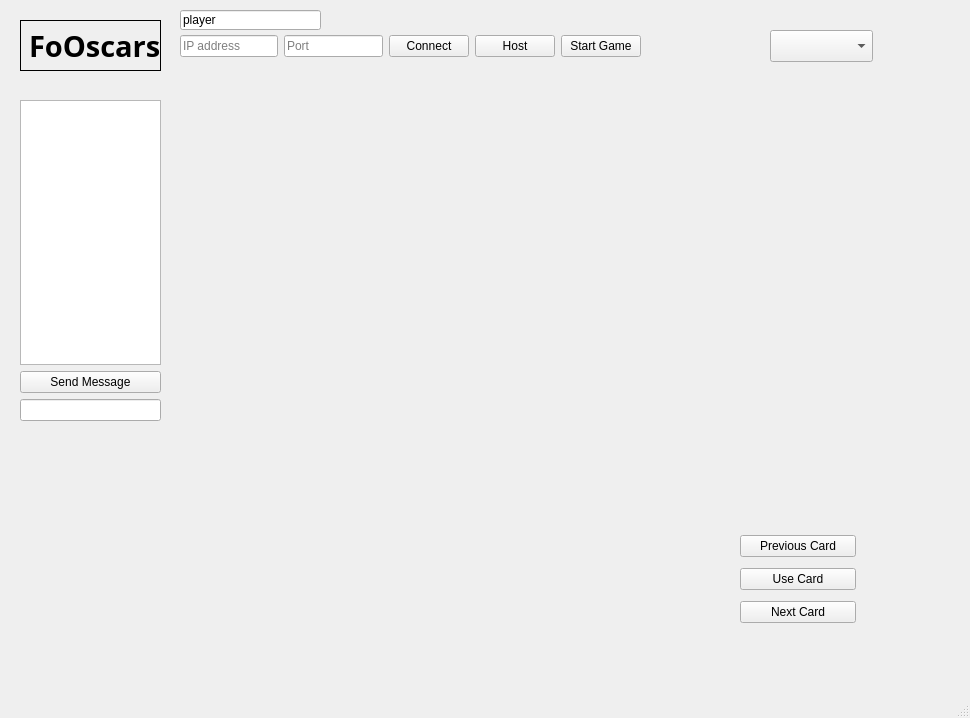
This is foOscars/mainwindow.ui in J-Sandhu/OscarsCardGame as Qt 5 draws it before an edit. The edited form follows.
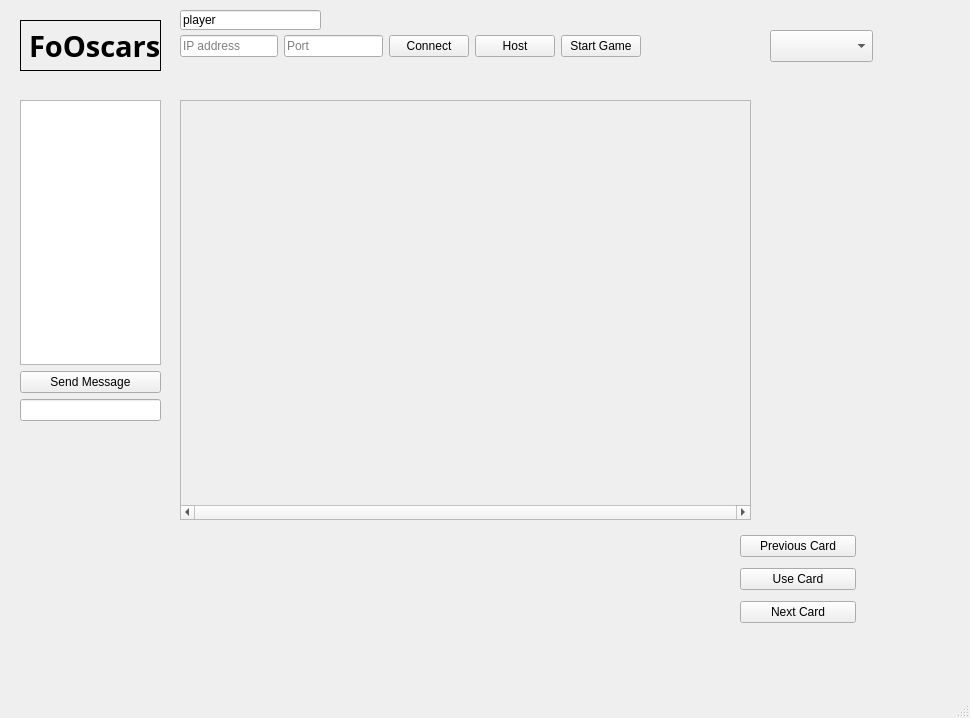
This is the edited form.

Commit message:
Revamped tableau into a horizontal layout
This baby is full of label buttons and can register clicks.

Patch:
```diff
--- a/foOscars/mainwindow.ui
+++ b/foOscars/mainwindow.ui
@@ -277,348 +277,6 @@
      <string>player</string>
     </property>
    </widget>
-   <widget class="QWidget" name="gridLayoutWidget">
-    <property name="geometry">
-     <rect>
-      <x>179</x>
-      <y>67</y>
-      <width>701</width>
-      <height>451</height>
-     </rect>
-    </property>
-    <layout class="QGridLayout" name="gridLayout">
-     <item row="1" column="1">
-      <widget class="QLabel" name="person6">
-       <property name="enabled">
-        <bool>true</bool>
-       </property>
-       <property name="minimumSize">
-        <size>
-         <width>100</width>
-         <height>140</height>
-        </size>
-       </property>
-       <property name="maximumSize">
-        <size>
-         <width>100</width>
-         <height>100</height>
-        </size>
-       </property>
-       <property name="text">
-        <string/>
-       </property>
-      </widget>
-     </item>
-     <item row="0" column="4">
-      <widget class="QLabel" name="person4">
-       <property name="enabled">
-        <bool>true</bool>
-       </property>
-       <property name="minimumSize">
-        <size>
-         <width>100</width>
-         <height>140</height>
-        </size>
-       </property>
-       <property name="maximumSize">
-        <size>
-         <width>100</width>
-         <height>100</height>
-        </size>
-       </property>
-       <property name="text">
-        <string/>
-       </property>
-      </widget>
-     </item>
-     <item row="0" column="1">
-      <widget class="QLabel" name="person1">
-       <property name="enabled">
-        <bool>true</bool>
-       </property>
-       <property name="minimumSize">
-        <size>
-         <width>100</width>
-         <height>140</height>
-        </size>
-       </property>
-       <property name="maximumSize">
-        <size>
-         <width>100</width>
-         <height>100</height>
-        </size>
-       </property>
-       <property name="text">
-        <string/>
-       </property>
-      </widget>
-     </item>
-     <item row="0" column="2">
-      <widget class="QLabel" name="person2">
-       <property name="enabled">
-        <bool>true</bool>
-       </property>
-       <property name="minimumSize">
-        <size>
-         <width>100</width>
-         <height>140</height>
-        </size>
-       </property>
-       <property name="maximumSize">
-        <size>
-         <width>100</width>
-         <height>100</height>
-        </size>
-       </property>
-       <property name="text">
-        <string/>
-       </property>
-      </widget>
-     </item>
-     <item row="0" column="0">
-      <widget class="QLabel" name="person0">
-       <property name="enabled">
-        <bool>true</bool>
-       </property>
-       <property name="minimumSize">
-        <size>
-         <width>100</width>
-         <height>140</height>
-        </size>
-       </property>
-       <property name="maximumSize">
-        <size>
-         <width>100</width>
-         <height>100</height>
-        </size>
-       </property>
-       <property name="text">
-        <string/>
-       </property>
-      </widget>
-     </item>
-     <item row="1" column="4">
-      <widget class="QLabel" name="person9">
-       <property name="enabled">
-        <bool>true</bool>
-       </property>
-       <property name="minimumSize">
-        <size>
-         <width>100</width>
-         <height>140</height>
-        </size>
-       </property>
-       <property name="maximumSize">
-        <size>
-         <width>100</width>
-         <height>100</height>
-        </size>
-       </property>
-       <property name="text">
-        <string/>
-       </property>
-      </widget>
-     </item>
-     <item row="0" column="3">
-      <widget class="QLabel" name="person3">
-       <property name="enabled">
-        <bool>true</bool>
-       </property>
-       <property name="minimumSize">
-        <size>
-         <width>100</width>
-         <height>140</height>
-        </size>
-       </property>
-       <property name="maximumSize">
-        <size>
-         <width>100</width>
-         <height>100</height>
-        </size>
-       </property>
-       <property name="text">
-        <string/>
-       </property>
-      </widget>
-     </item>
-     <item row="1" column="0">
-      <widget class="QLabel" name="person5">
-       <property name="enabled">
-        <bool>true</bool>
-       </property>
-       <property name="minimumSize">
-        <size>
-         <width>100</width>
-         <height>140</height>
-        </size>
-       </property>
-       <property name="maximumSize">
-        <size>
-         <width>100</width>
-         <height>100</height>
-        </size>
-       </property>
-       <property name="text">
-        <string/>
-       </property>
-      </widget>
-     </item>
-     <item row="1" column="3">
-      <widget class="QLabel" name="person8">
-       <property name="enabled">
-        <bool>true</bool>
-       </property>
-       <property name="minimumSize">
-        <size>
-         <width>100</width>
-         <height>140</height>
-        </size>
-       </property>
-       <property name="maximumSize">
-        <size>
-         <width>100</width>
-         <height>100</height>
-        </size>
-       </property>
-       <property name="text">
-        <string/>
-       </property>
-      </widget>
-     </item>
-     <item row="1" column="2">
-      <widget class="QLabel" name="person7">
-       <property name="enabled">
-        <bool>true</bool>
-       </property>
-       <property name="minimumSize">
-        <size>
-         <width>100</width>
-         <height>140</height>
-        </size>
-       </property>
-       <property name="maximumSize">
-        <size>
-         <width>100</width>
-         <height>100</height>
-        </size>
-       </property>
-       <property name="text">
-        <string/>
-       </property>
-      </widget>
-     </item>
-     <item row="2" column="0">
-      <widget class="QLabel" name="person10">
-       <property name="enabled">
-        <bool>true</bool>
-       </property>
-       <property name="minimumSize">
-        <size>
-         <width>100</width>
-         <height>140</height>
-        </size>
-       </property>
-       <property name="maximumSize">
-        <size>
-         <width>100</width>
-         <height>100</height>
-        </size>
-       </property>
-       <property name="text">
-        <string/>
-       </property>
-      </widget>
-     </item>
-     <item row="2" column="1">
-      <widget class="QLabel" name="person11">
-       <property name="enabled">
-        <bool>true</bool>
-       </property>
-       <property name="minimumSize">
-        <size>
-         <width>100</width>
-         <height>140</height>
-        </size>
-       </property>
-       <property name="maximumSize">
-        <size>
-         <width>100</width>
-         <height>100</height>
-        </size>
-       </property>
-       <property name="text">
-        <string/>
-       </property>
-      </widget>
-     </item>
-     <item row="2" column="2">
-      <widget class="QLabel" name="person12">
-       <property name="enabled">
-        <bool>true</bool>
-       </property>
-       <property name="minimumSize">
-        <size>
-         <width>100</width>
-         <height>140</height>
-        </size>
-       </property>
-       <property name="maximumSize">
-        <size>
-         <width>100</width>
-         <height>100</height>
-        </size>
-       </property>
-       <property name="text">
-        <string/>
-       </property>
-      </widget>
-     </item>
-     <item row="2" column="3">
-      <widget class="QLabel" name="person13">
-       <property name="enabled">
-        <bool>true</bool>
-       </property>
-       <property name="minimumSize">
-        <size>
-         <width>100</width>
-         <height>140</height>
-        </size>
-       </property>
-       <property name="maximumSize">
-        <size>
-         <width>100</width>
-         <height>100</height>
-        </size>
-       </property>
-       <property name="text">
-        <string/>
-       </property>
-      </widget>
-     </item>
-     <item row="2" column="4">
-      <widget class="QLabel" name="person14">
-       <property name="enabled">
-        <bool>true</bool>
-       </property>
-       <property name="minimumSize">
-        <size>
-         <width>100</width>
-         <height>140</height>
-        </size>
-       </property>
-       <property name="maximumSize">
-        <size>
-         <width>100</width>
-         <height>100</height>
-        </size>
-       </property>
-       <property name="text">
-        <string/>
-       </property>
-      </widget>
-     </item>
-    </layout>
-   </widget>
    <widget class="QComboBox" name="otherPlayersHandsButton">
     <property name="geometry">
      <rect>
@@ -629,6 +287,41 @@
      </rect>
     </property>
    </widget>
+   <widget class="QScrollArea" name="tableauScrollArea">
+    <property name="geometry">
+     <rect>
+      <x>180</x>
+      <y>100</y>
+      <width>571</width>
+      <height>420</height>
+     </rect>
+    </property>
+    <property name="mouseTracking">
+     <bool>true</bool>
+    </property>
+    <property name="horizontalScrollBarPolicy">
+     <enum>Qt::ScrollBarAlwaysOn</enum>
+    </property>
+    <property name="widgetResizable">
+     <bool>true</bool>
+    </property>
+    <widget class="QWidget" name="scrollAreaContents">
+     <property name="geometry">
+      <rect>
+       <x>0</x>
+       <y>0</y>
+       <width>569</width>
+       <height>402</height>
+      </rect>
+     </property>
+     <property name="sizePolicy">
+      <sizepolicy hsizetype="Preferred" vsizetype="Minimum">
+       <horstretch>1</horstretch>
+       <verstretch>0</verstretch>
+      </sizepolicy>
+     </property>
+    </widget>
+   </widget>
   </widget>
   <widget class="QMenuBar" name="menubar">
    <property name="geometry">
```
Left out of the diff: 2 changed lines with no effect on the pictures. The commit also changes 15 other files.
